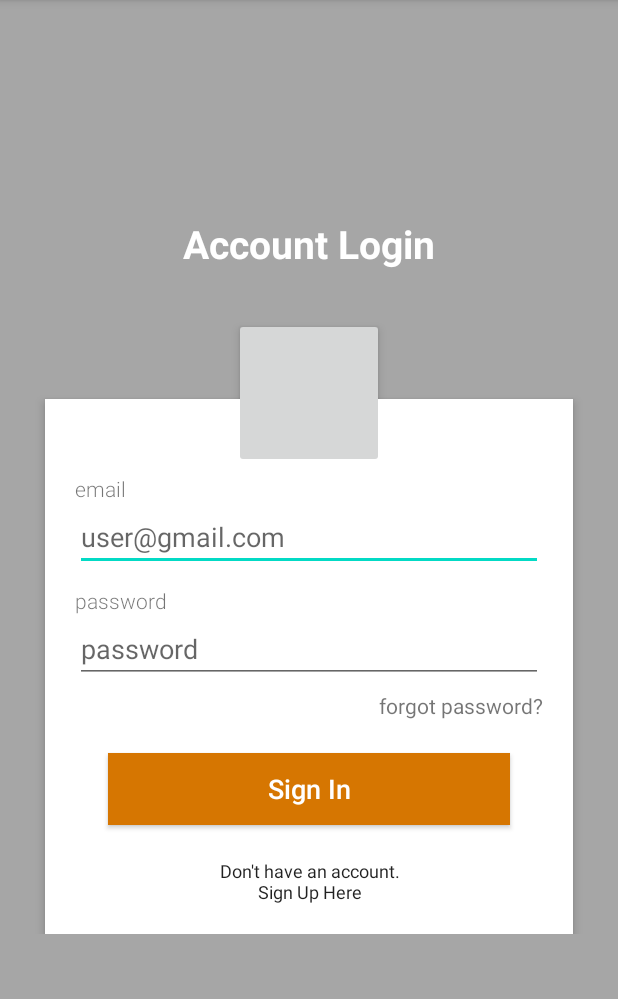
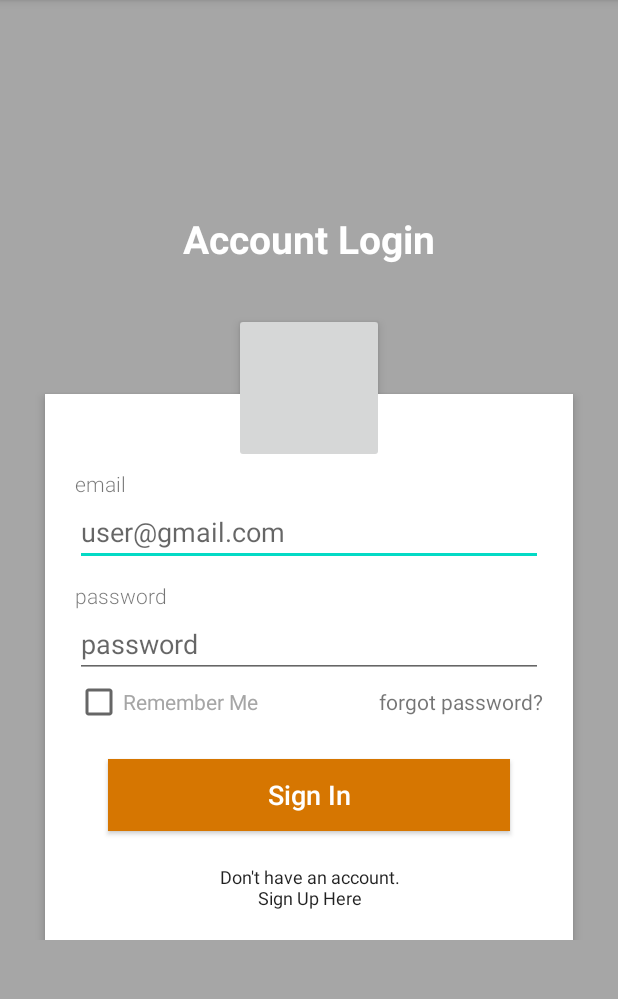
Before and after one commit to L91519/LaundryApp, an Android app: the screen it shows after launch (SignInActivity), on a phone screen of 412 x 824 dp, the part 84-1083 px from its top. Run offline under Robolectric (Android 15) with nearby library versions, the phone set to English and light mode, and no system bars; our stand-ins replace Firebase (no records; nobody signed in at launch, a user with empty details on screens opened directly), data binding.

Commit message:
Edit Auth.xml

```diff
--- a/LaundryApp/app/src/main/res/layout/activity_sign_in.xml
+++ b/LaundryApp/app/src/main/res/layout/activity_sign_in.xml
@@ -86,15 +86,27 @@
                         android:singleLine="true"
                         android:text="@={vm.observablePassWord}" />
 
+                    <RelativeLayout
+                        android:layout_width="match_parent"
+                        android:layout_height="wrap_content">
+
+                    <androidx.appcompat.widget.AppCompatCheckBox
+                        android:id="@+id/cb_maintain_user_session"
+                        android:layout_width="wrap_content"
+                        android:layout_height="wrap_content"
+                        android:text="@string/maintain_user_session"
+                        android:textColor="@color/gray4"/>
 
                     <TextView
                         android:id="@+id/text_view_forget_password"
                         android:layout_width="wrap_content"
                         android:layout_height="wrap_content"
                         android:layout_gravity="right"
-                        android:paddingTop="5dp"
+                        android:layout_centerVertical="true"
+                        android:layout_alignParentRight="true"
                         android:text="@string/password_lost" />
 
+                    </RelativeLayout>
 
                     <Button
                         android:id="@+id/button_sign_in"
--- a/LaundryApp/app/src/main/res/layout/activity_sign_up.xml
+++ b/LaundryApp/app/src/main/res/layout/activity_sign_up.xml
@@ -102,7 +102,7 @@
                         android:layout_width="wrap_content"
                         android:layout_height="wrap_content"
                         android:layout_gravity="center_horizontal"
-                        android:onClick="@{(v) -> vm.goToLogin(v)}"
+                        android:onClick="@{(v) -> vm.goToSignIn(v)}"
                         android:text="@string/goto_sign_up_page"
                         android:textAlignment="center"
                         android:textAppearance="@style/TextAppearance.AppCompat.Headline"
--- a/LaundryApp/app/src/main/res/layout/item_laundry.xml
+++ b/LaundryApp/app/src/main/res/layout/item_laundry.xml
@@ -76,7 +76,7 @@
                 android:layout_height="wrap_content"
                 android:layout_alignParentRight="true"
                 android:layout_marginRight="8dp"
-                android:text="@{item.date}"
+                android:text="@{item.date.toString()}"
                 android:textSize="8dp" />
 
             <TextView
--- a/LaundryApp/app/src/main/res/values/strings.xml
+++ b/LaundryApp/app/src/main/res/values/strings.xml
@@ -18,6 +18,7 @@
     <string name="sign_in">Sign In</string>
     <string name="sign_up">Sign Up</string>
     <string name="no_account">Don\'t have an account</string>
+    <string name="maintain_user_session">Remember Me</string>
 
     <string name="goto_login_page">Don\'t have an account.\nSign Up Here</string>
     <string name="goto_sign_up_page">Already have an account.\nLogin Here</string>
```
